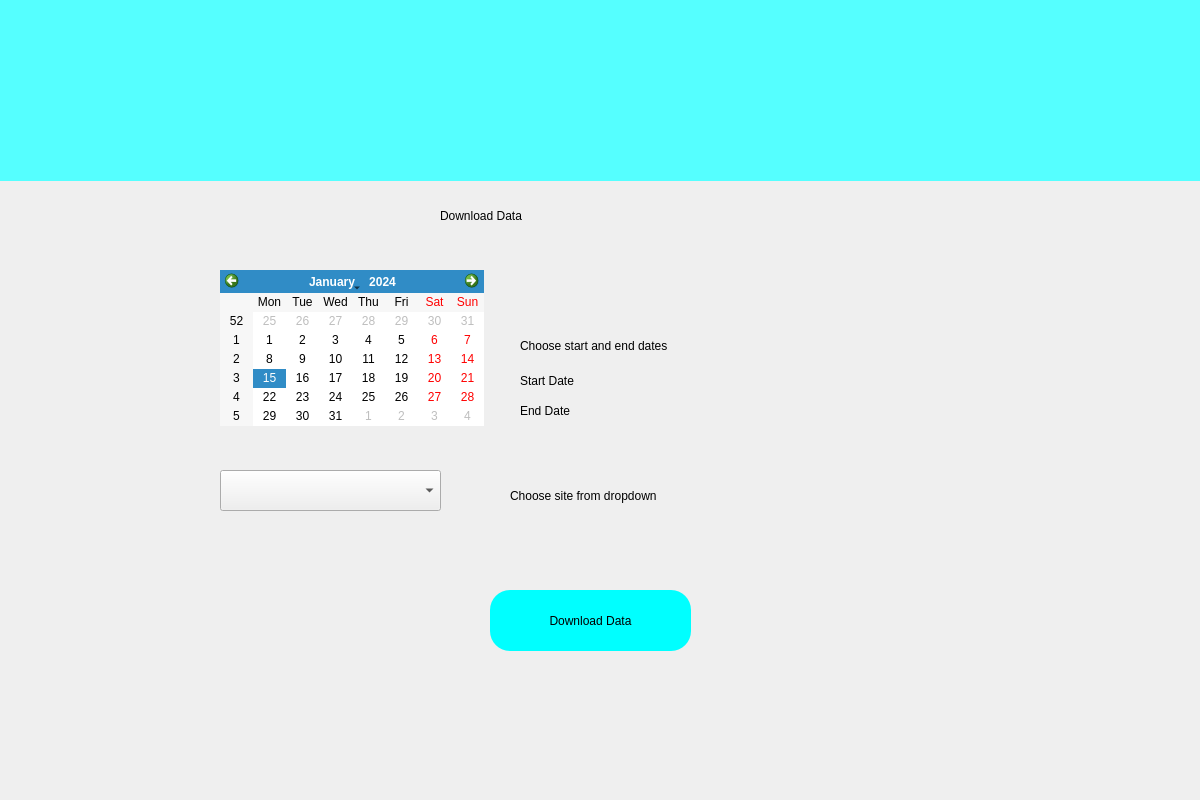
Before: the Qt Designer form field_telemetry/test2/downloadscreen.ui in kurt-caves/user_interface_pyqt5, drawn with Qt 5.
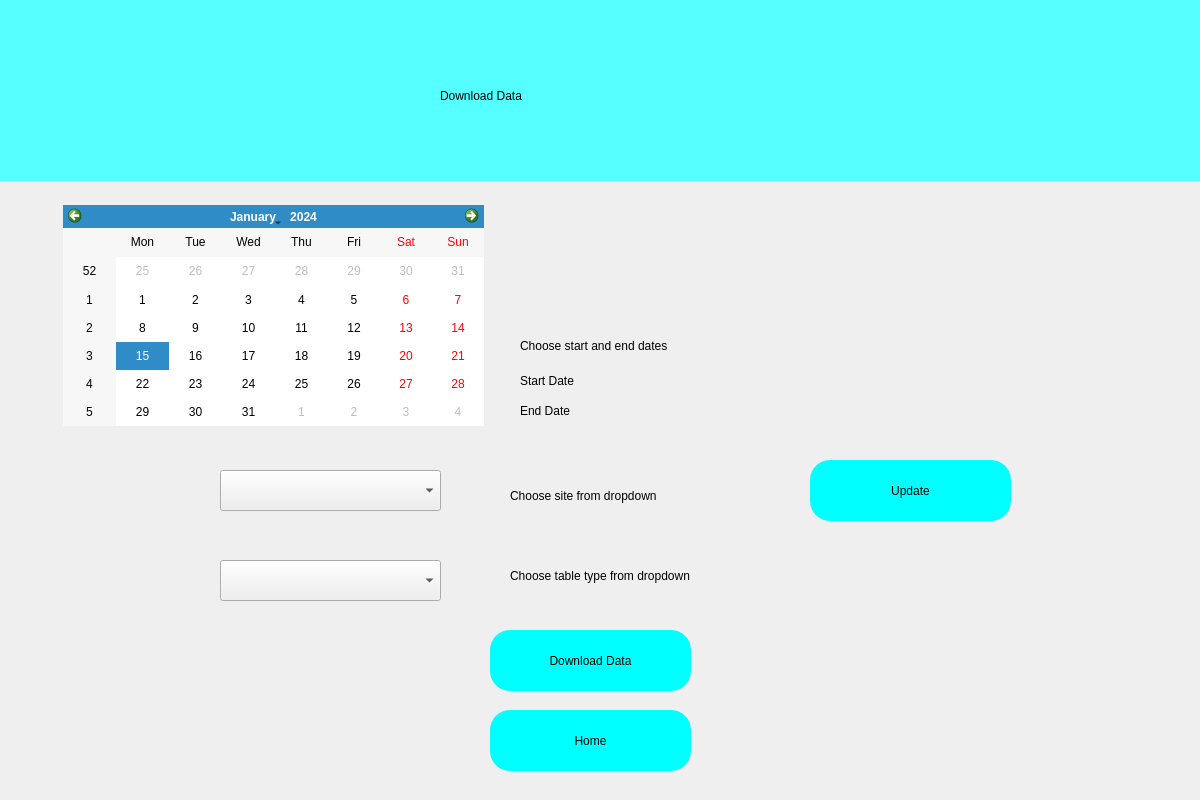
After: the same form once the commit is applied. Icons and pictures are not drawn.

The edit to the form file:
```diff
--- a/field_telemetry/test2/downloadscreen.ui
+++ b/field_telemetry/test2/downloadscreen.ui
@@ -40,7 +40,7 @@
    <property name="geometry">
     <rect>
      <x>440</x>
-     <y>180</y>
+     <y>60</y>
      <width>291</width>
      <height>71</height>
     </rect>
@@ -56,7 +56,7 @@
    <property name="geometry">
     <rect>
      <x>490</x>
-     <y>590</y>
+     <y>630</y>
      <width>201</width>
      <height>61</height>
     </rect>
@@ -73,10 +73,10 @@
   <widget class="QCalendarWidget" name="calendarWidget">
    <property name="geometry">
     <rect>
-     <x>220</x>
-     <y>270</y>
-     <width>264</width>
-     <height>156</height>
+     <x>63</x>
+     <y>205</y>
+     <width>421</width>
+     <height>221</height>
     </rect>
    </property>
   </widget>
@@ -148,6 +148,84 @@
     <string>Choose site from dropdown</string>
    </property>
   </widget>
+  <widget class="QPushButton" name="home">
+   <property name="geometry">
+    <rect>
+     <x>490</x>
+     <y>710</y>
+     <width>201</width>
+     <height>61</height>
+    </rect>
+   </property>
+   <property name="styleSheet">
+    <string notr="true">border-radius:20px; 
+background-color: rgb(0, 255, 255);
+font: 14pt &quot;Sans Serif&quot;;</string>
+   </property>
+   <property name="text">
+    <string>Home</string>
+   </property>
+  </widget>
+  <widget class="QPushButton" name="update">
+   <property name="geometry">
+    <rect>
+     <x>810</x>
+     <y>460</y>
+     <width>201</width>
+     <height>61</height>
+    </rect>
+   </property>
+   <property name="styleSheet">
+    <string notr="true">border-radius:20px; 
+background-color: rgb(0, 255, 255);
+font: 14pt &quot;Sans Serif&quot;;</string>
+   </property>
+   <property name="text">
+    <string>Update</string>
+   </property>
+  </widget>
+  <widget class="QComboBox" name="comboBox_2">
+   <property name="geometry">
+    <rect>
+     <x>220</x>
+     <y>560</y>
+     <width>221</width>
+     <height>41</height>
+    </rect>
+   </property>
+  </widget>
+  <widget class="QLabel" name="label_5">
+   <property name="geometry">
+    <rect>
+     <x>510</x>
+     <y>560</y>
+     <width>331</width>
+     <height>31</height>
+    </rect>
+   </property>
+   <property name="styleSheet">
+    <string notr="true">font: 14pt &quot;Sans Serif&quot;;</string>
+   </property>
+   <property name="text">
+    <string>Choose table type from dropdown</string>
+   </property>
+  </widget>
+  <widget class="QLabel" name="error">
+   <property name="geometry">
+    <rect>
+     <x>230</x>
+     <y>520</y>
+     <width>291</width>
+     <height>16</height>
+    </rect>
+   </property>
+   <property name="styleSheet">
+    <string notr="true">font: 12pt &quot;Sans Serif&quot;;color:rgb(255, 0, 0);</string>
+   </property>
+   <property name="text">
+    <string/>
+   </property>
+  </widget>
  </widget>
  <resources/>
  <connections/>
```
Left out of the diff: 2 changed lines with no effect on the pictures.
